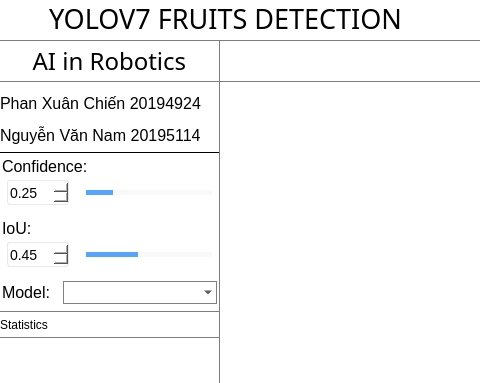
This is ui/main.ui in chien3553/Fruit_Detection_Yolov7_Pyside6 as Qt 5 draws it before an edit; both pictures show x 0 to 480 and y 0 to 383 of the 1057 by 757 pixel window. The edited form follows.
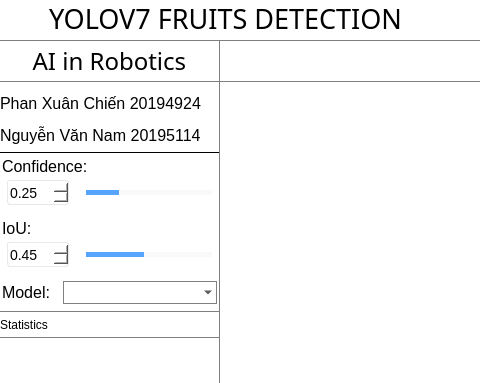
This is the edited form. Icons and pictures are not drawn. Custom widgets are drawn as their Qt base class.

```diff
--- a/ui/main.ui
+++ b/ui/main.ui
@@ -786,7 +786,7 @@
                      <number>100</number>
                     </property>
                     <property name="value">
-                     <number>20</number>
+                     <number>25</number>
                     </property>
                     <property name="orientation">
                      <enum>Qt::Horizontal</enum>
@@ -924,7 +924,7 @@
                      <number>100</number>
                     </property>
                     <property name="value">
-                     <number>40</number>
+                     <number>45</number>
                     </property>
                     <property name="orientation">
                      <enum>Qt::Horizontal</enum>
```
